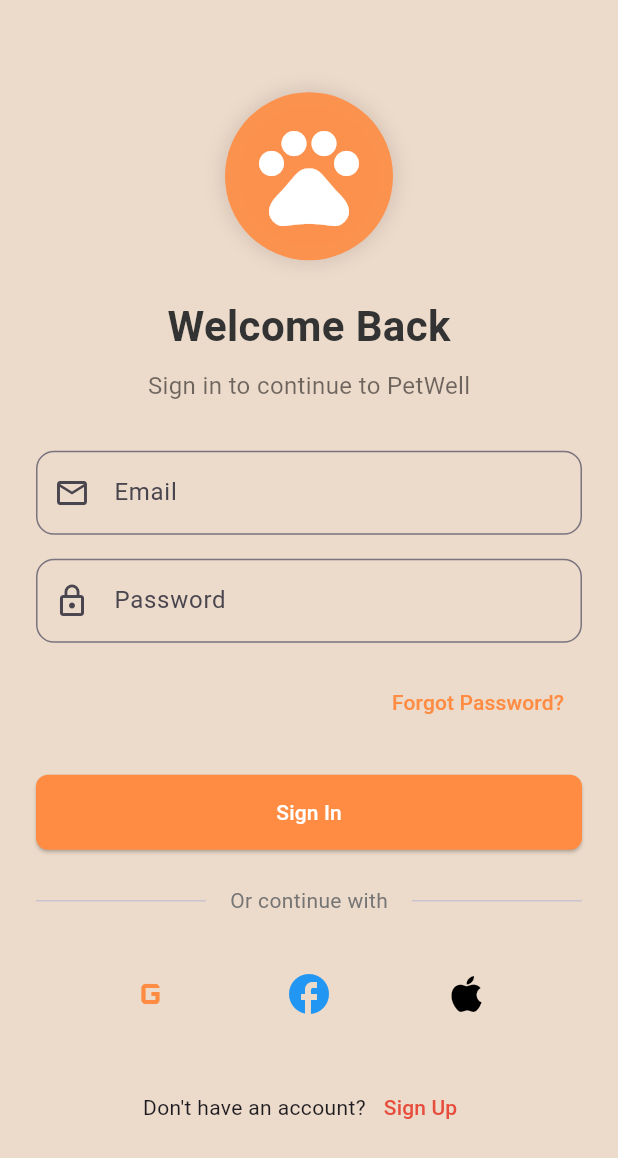
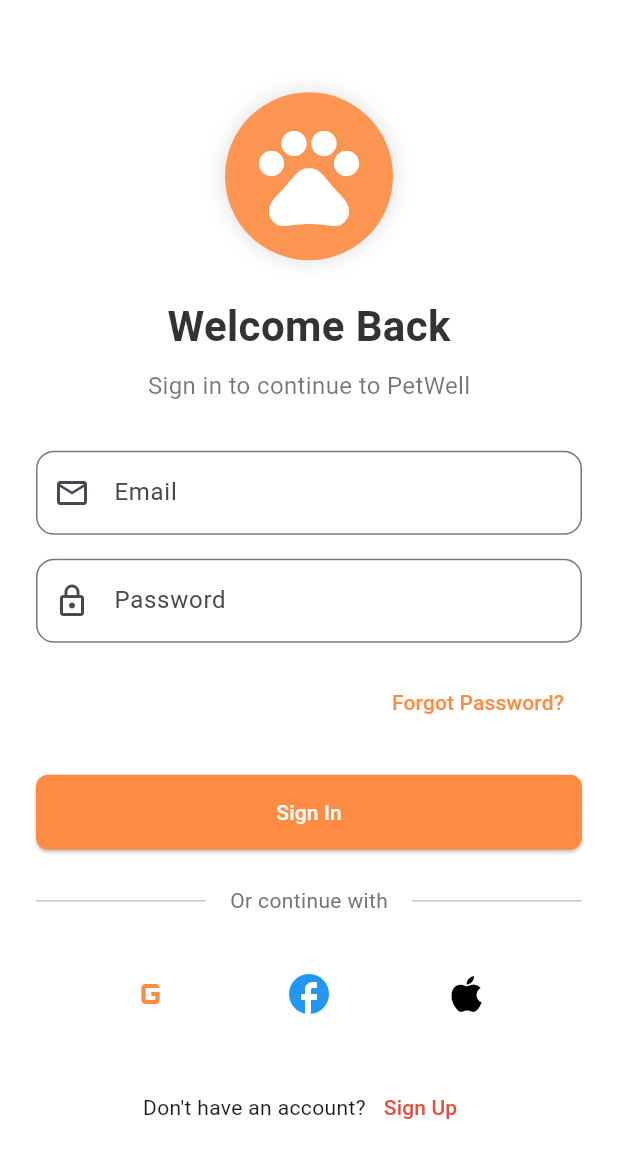
Before and after one commit to chamithharshamal/PetWell-Mobile_Application, a Flutter app: the SignInScreen screen opened by its route, on a phone screen of 412 x 824 dp. Shown: the top 1158 px of the screen. Run offline on Flutter 3.47's test engine with Material 3 defaults, Android fonts, the phone set to English and light mode, and no system bars; our stand-ins replace cloud_firestore, firebase_auth, firebase_core, fl_chart, google_sign_in, image_picker and 2 more; missing offline and left inert: flutter_facebook_auth; accounts and stored records are empty.

Commit message:
Update signin_screen.dart

```diff
--- a/petwell/lib/features/auth/screens/signin_screen.dart
+++ b/petwell/lib/features/auth/screens/signin_screen.dart
@@ -19,7 +19,7 @@
   @override
   Widget build(BuildContext context) {
     return Scaffold(
-      backgroundColor: const Color(0xFFecdaca), // PetWell theme background
+      backgroundColor: const Color(0xFFFFFFFF), // PetWell theme background
       body: SafeArea(
         child: Center(
           child: SingleChildScrollView(
```
